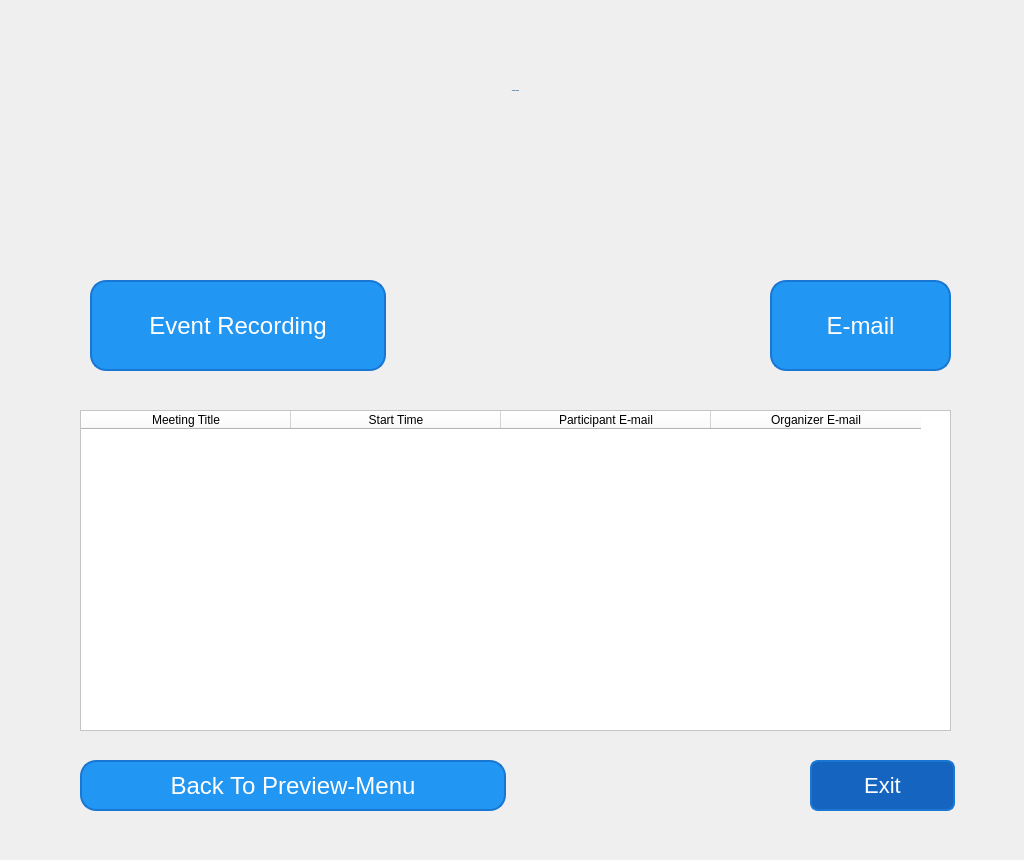
The window that Customer Relationship Management/ui folders/admin_menu.ui (Harriery/my-python-projects) describes before a commit, drawn with Qt 5.
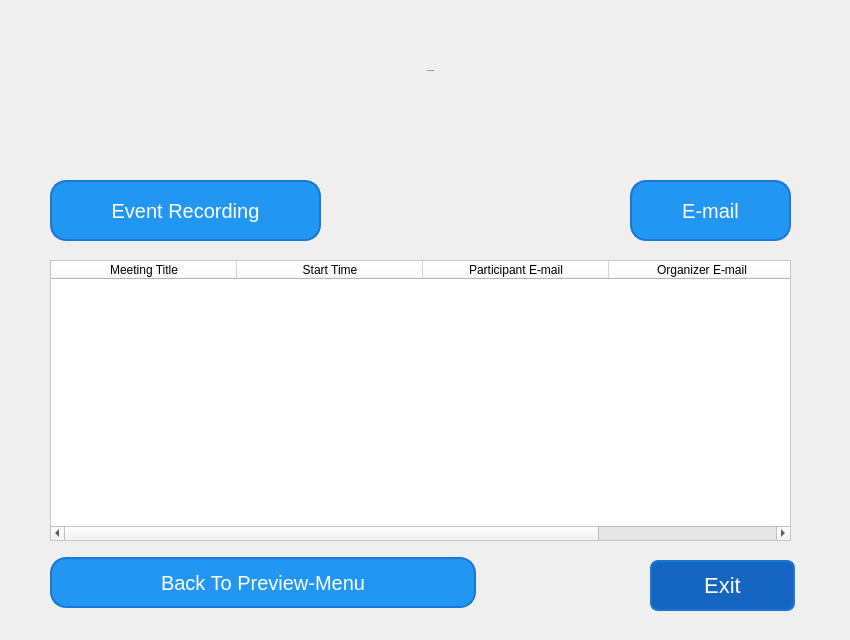
The same window after the commit. Icons and pictures are not drawn.

```diff
--- a/Customer Relationship Management/ui folders/admin_menu.ui
+++ b/Customer Relationship Management/ui folders/admin_menu.ui
@@ -6,20 +6,20 @@
    <rect>
     <x>0</x>
     <y>0</y>
-    <width>1024</width>
-    <height>860</height>
+    <width>850</width>
+    <height>640</height>
    </rect>
   </property>
   <property name="minimumSize">
    <size>
-    <width>1024</width>
-    <height>860</height>
+    <width>850</width>
+    <height>640</height>
    </size>
   </property>
   <property name="maximumSize">
    <size>
-    <width>1024</width>
-    <height>860</height>
+    <width>850</width>
+    <height>640</height>
    </size>
   </property>
   <property name="windowTitle">
@@ -36,7 +36,7 @@
     border-radius: 16px;
     border: 2px solid #1976D2;
     padding: 10px 20px;
-    font-size: 24px;
+    font-size: 20px;
     color: white;
     box-shadow: 0 4px #1976D2;
     transition: all 0.3s ease-in-out;
@@ -60,10 +60,10 @@
   <widget class="QLabel" name="label">
    <property name="geometry">
     <rect>
-     <x>-10</x>
+     <x>0</x>
      <y>0</y>
-     <width>1051</width>
-     <height>181</height>
+     <width>861</width>
+     <height>141</height>
     </rect>
    </property>
    <property name="font">
@@ -138,10 +138,10 @@
   <widget class="QPushButton" name="pushButton_event_recording">
    <property name="geometry">
     <rect>
-     <x>90</x>
-     <y>280</y>
-     <width>296</width>
-     <height>91</height>
+     <x>50</x>
+     <y>180</y>
+     <width>271</width>
+     <height>61</height>
     </rect>
    </property>
    <property name="font">
@@ -156,10 +156,10 @@
   <widget class="QPushButton" name="pushButton_mail">
    <property name="geometry">
     <rect>
-     <x>770</x>
-     <y>280</y>
-     <width>181</width>
-     <height>91</height>
+     <x>630</x>
+     <y>180</y>
+     <width>161</width>
+     <height>61</height>
     </rect>
    </property>
    <property name="font">
@@ -174,17 +174,17 @@
   <widget class="QTableWidget" name="tableWidget_butunGorusmeler">
    <property name="geometry">
     <rect>
-     <x>80</x>
-     <y>410</y>
-     <width>871</width>
-     <height>321</height>
+     <x>50</x>
+     <y>260</y>
+     <width>741</width>
+     <height>281</height>
     </rect>
    </property>
    <property name="styleSheet">
     <string notr="true">background-color: rgb(255, 255, 255);</string>
    </property>
    <attribute name="horizontalHeaderDefaultSectionSize">
-    <number>210</number>
+    <number>186</number>
    </attribute>
    <column>
     <property name="text">
@@ -210,8 +210,8 @@
   <widget class="QPushButton" name="pushButton_geriDon">
    <property name="geometry">
     <rect>
-     <x>80</x>
-     <y>760</y>
+     <x>50</x>
+     <y>557</y>
      <width>426</width>
      <height>51</height>
     </rect>
@@ -235,8 +235,8 @@
   <widget class="QPushButton" name="pushButton_Exit">
    <property name="geometry">
     <rect>
-     <x>810</x>
-     <y>760</y>
+     <x>650</x>
+     <y>560</y>
      <width>145</width>
      <height>51</height>
     </rect>
```
Left out of the diff: 2 changed lines with no effect on the pictures.
